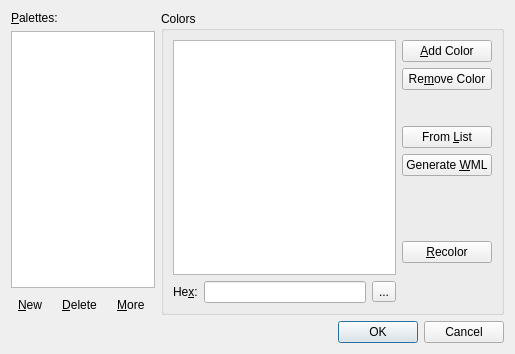
Above: src/custompalettes.ui from irydacea/wespal before the change. Below: the same form after it.
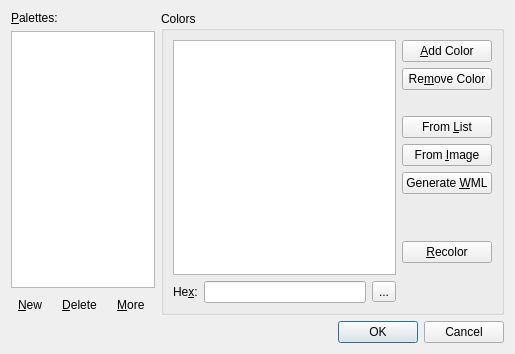
That is the form after the change.

Commit message: custompalettes: Add option to add unique colors from the open image

What changed in the file:
```diff
--- a/src/custompalettes.ui
+++ b/src/custompalettes.ui
@@ -148,7 +148,7 @@
            </layout>
           </item>
           <item>
-           <layout class="QVBoxLayout" name="verticalLayout" stretch="0,0,1,0,0,2,0,0">
+           <layout class="QVBoxLayout" name="verticalLayout" stretch="0,0,1,0,0,0,2,0,0">
             <item>
              <widget class="QPushButton" name="cmdAddCol">
               <property name="text">
@@ -186,6 +186,16 @@
               </property>
              </widget>
             </item>
+            <item>
+             <widget class="QPushButton" name="cmdFromImage">
+              <property name="whatsThis">
+               <string>Adds colors from the currently opened image.</string>
+              </property>
+              <property name="text">
+               <string>From &amp;Image</string>
+              </property>
+             </widget>
+            </item>
             <item>
              <widget class="QPushButton" name="cmdWml">
               <property name="whatsThis">
```
Left out of the diff: 2 changed lines with no effect on the pictures. The commit also changes 4 other files.
